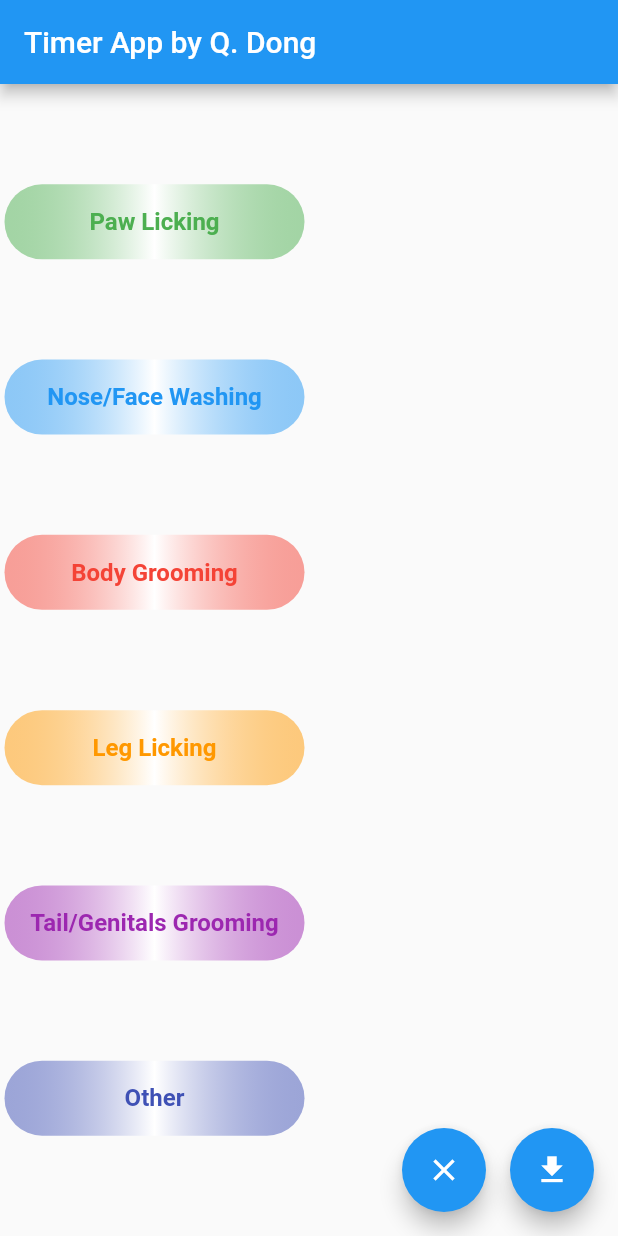
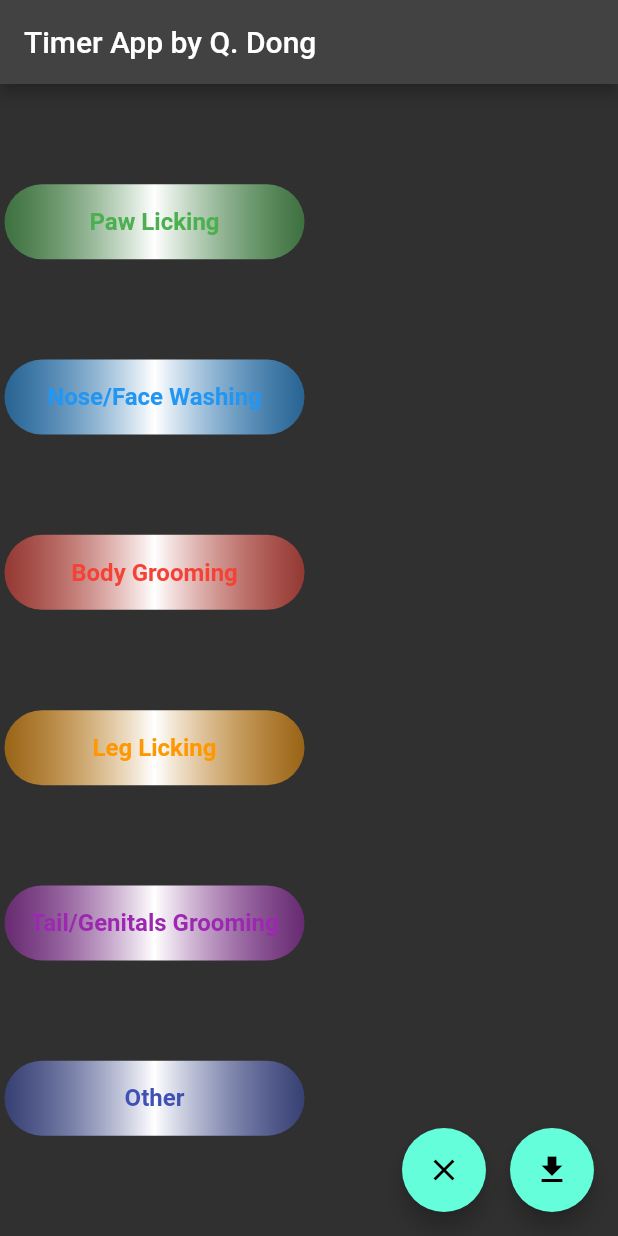
Before and after one commit to qdongatuw/pptx_image, a Flutter app: the screen it shows after launch, on a phone screen of 412 x 824 dp. Run offline on Flutter 3.47's test engine with Material 2 defaults, Android fonts, the phone set to English and light mode, and no system bars.

Commit message:
Update main.dart

```diff
--- a/lib/main.dart
+++ b/lib/main.dart
@@ -18,7 +18,7 @@ class CircularContainer extends StatefulWidget {
   final VoidCallback onTapUp;
   final String name;
 
-  CircularContainer({
+  const CircularContainer({super.key,
     required this.radius,
     required this.color,
     required this.onTapDown,
@@ -86,6 +86,7 @@ class MyApp extends StatelessWidget {
   Widget build(BuildContext context) {
     return MaterialApp(
       home: HomePage(),
+      theme: ThemeData.dark(),
     );
   }
 }
```
